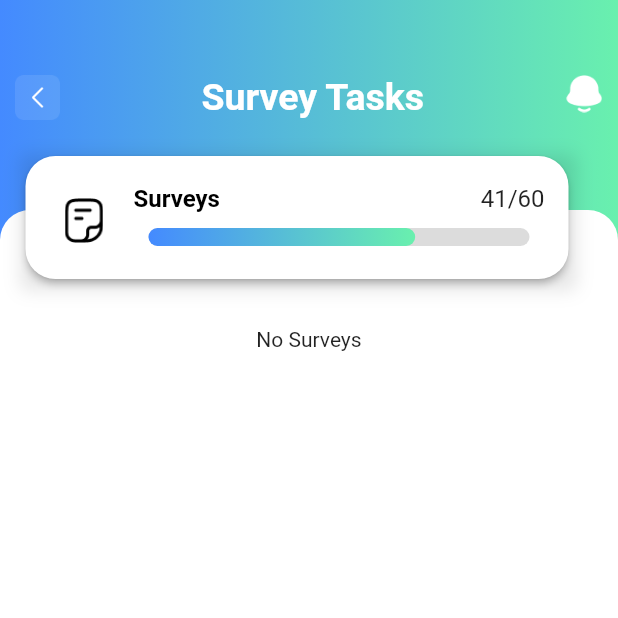
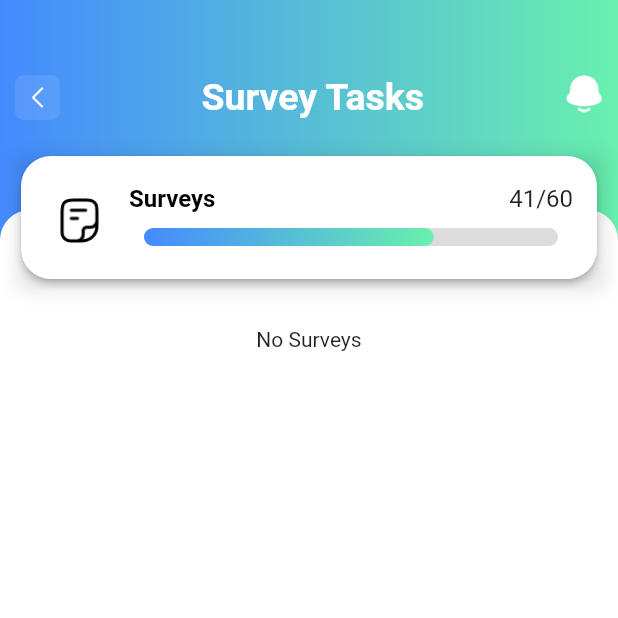
Before and after one commit to AliFarazButt38/bodo_faraz, a Flutter app: the Surveys screen opened directly, on a phone screen of 412 x 824 dp, the top half of it. Run offline on Flutter 3.47's test engine with Material 2 defaults, Android fonts, the light colour scheme and no system bars; drawn by our look-alikes of percent_indicator; our stand-ins replace carousel_slider, fl_chart, flutter_screenutil, flutter_svg, fluttertoast, pie_chart and 3 more; missing offline and left inert: image_stack; accounts and stored records are empty; network calls fail.

Commit message:
4/4/2023 responsiveness 1

```diff
--- a/lib/Views/Pages/download_appScreen.dart
+++ b/lib/Views/Pages/download_appScreen.dart
@@ -265,7 +265,8 @@ class _DownloadAppState extends State<DownloadApp> {
       ),
             Positioned(
               top: 100,
-              left: 13,
+              left: 10,
+              right: 10,
               child: Container(
                 width: 388.w,
                 height: 90,
--- a/lib/Views/Pages/surveys_screen.dart
+++ b/lib/Views/Pages/surveys_screen.dart
@@ -2,6 +2,7 @@
 import 'package:bodoo_flutter/Providers/survey_provider.dart';
 import 'package:bodoo_flutter/Theme/palette.dart';
 import 'package:flutter/material.dart';
+import 'package:flutter_screenutil/flutter_screenutil.dart';
 import 'package:percent_indicator/linear_percent_indicator.dart';
 import 'package:provider/provider.dart';
 import 'package:url_launcher/url_launcher.dart';
@@ -62,6 +63,7 @@ class _SurveysState extends State<Surveys> {
 
   @override
   Widget build(BuildContext context) {
+    ScreenUtil.init(context, designSize: const Size(428, 926));
     return Scaffold(
       body: SafeArea(
         child: Stack(
@@ -317,9 +319,10 @@ class _SurveysState extends State<Surveys> {
 
             Positioned(
               top: 100,
-              left: 13,
+              left: 10,
+              right: 10,
               child: Container(
-                width: 370,
+                width: 388.w,
                 height: 90,
                 decoration: BoxDecoration(
                   boxShadow: [
```
Also changed, not shown: lib/Views/Pages/write_Areview.dart (+5 -2 lines).
